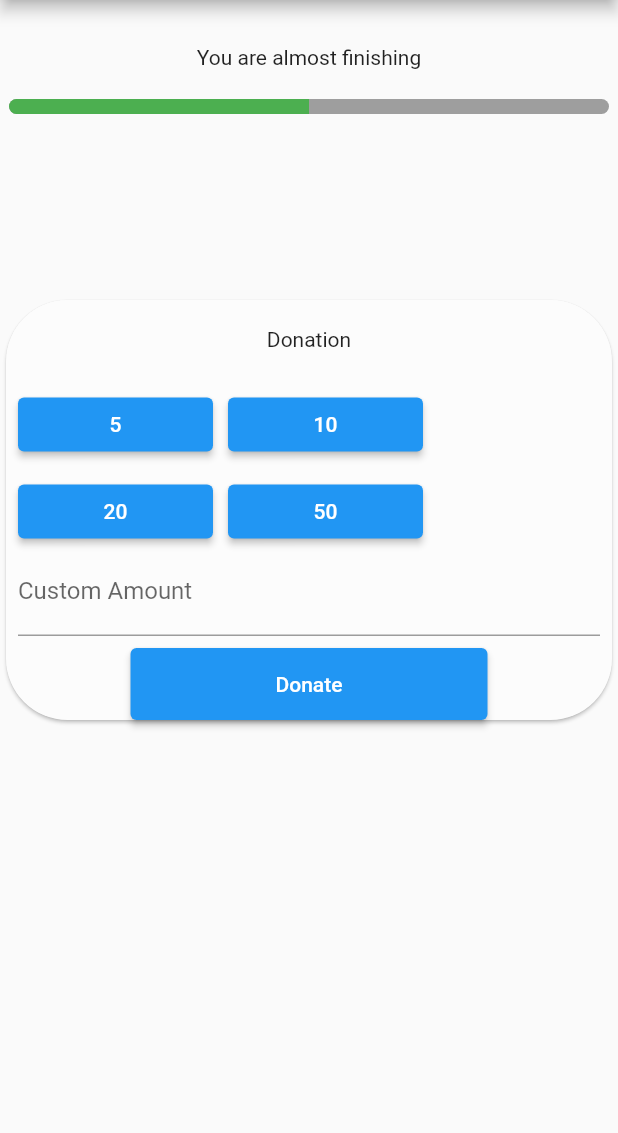
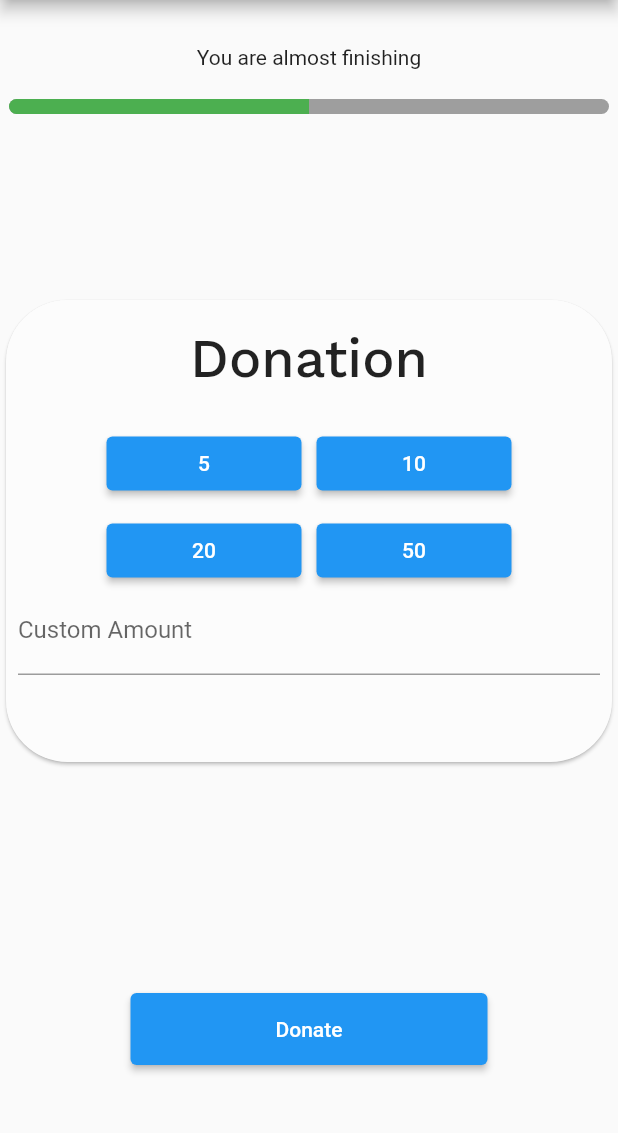
Before and after one commit to onurbue/relife, a Flutter app: the DonationPage screen opened directly, on a phone screen of 412 x 824 dp, the part 84-1217 px from its top. Run offline on Flutter 3.47's test engine with Material 2 defaults, Android fonts, the phone set to English and light mode, and no system bars; our stand-ins replace google_fonts, image_picker, jwt_decoder, shared_preferences; accounts and stored records are empty; network calls fail; Roboto replaces fonts that are missing (Arial).

Commit message:
almost finishing donation page

```diff
--- a/lib/views/Donation/donation.dart
+++ b/lib/views/Donation/donation.dart
@@ -1,5 +1,6 @@
 import 'package:flutter/material.dart';
 import 'package:relife/utils/appbar.dart';
+import 'package:relife/utils/constants.dart';
 import 'package:relife/views/Donation/widgets/header.dart';
 
 class DonationPage extends StatelessWidget {
@@ -29,12 +30,18 @@ class DonationPage extends StatelessWidget {
                   crossAxisAlignment: CrossAxisAlignment.center,
                   children: [
                     const SizedBox(height: 10),
-                    const Row(
+                    Row(
                       mainAxisAlignment: MainAxisAlignment.center,
-                      children: [Text('Donation')],
+                      children: [
+                        Text(
+                          'Donation',
+                          style: CustomTextStyles.title,
+                        ),
+                      ],
                     ),
                     const SizedBox(height: 25),
                     Row(
+                      mainAxisAlignment: MainAxisAlignment.center,
                       children: [
                         customDonationButton(5),
                         const SizedBox(width: 10),
@@ -43,6 +50,7 @@ class DonationPage extends StatelessWidget {
                     ),
                     const SizedBox(height: 10),
                     Row(
+                      mainAxisAlignment: MainAxisAlignment.center,
                       children: [
                         customDonationButton(20),
                         const SizedBox(width: 10),
@@ -72,6 +80,10 @@ class DonationPage extends StatelessWidget {
                   ],
                 ),
               ),
+              const SizedBox(height: 50),
+            ]),
+          ),
+          const SizedBox(height: 150),
           SizedBox(
             width: 238,
             height: 48,
@@ -81,8 +93,6 @@ class DonationPage extends StatelessWidget {
                 print(_amountController.text);
               },
             ),
-              ),
-            ]),
           ),
         ],
       ),
```
Lines whose indentation alone changed are shown as unchanged.
